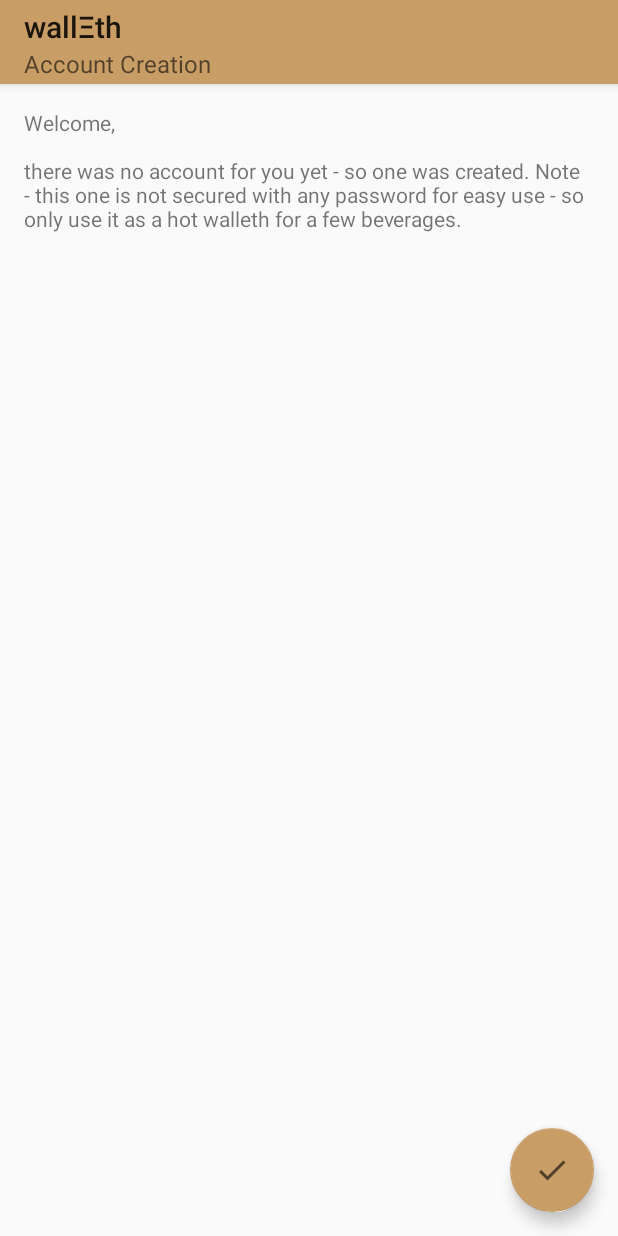
After one commit to walleth/walleth, an Android app: the CreateAccountActivity screen opened directly, with no data from a screen before it, on a phone screen of 412 x 824 dp. The commit adds this screen. Run offline under Robolectric (Android 15) with nearby library versions, the phone set to English and light mode, and no system bars; libraries missing offline, so code that uses them is left out: org.ligi.kaxt; 1 statement that could not run was skipped.

Commit message:
Initial Account creation flow

```diff
--- a/app/src/main/AndroidManifest.xml
+++ b/app/src/main/AndroidManifest.xml
@@ -6,8 +6,10 @@
             android:allowBackup="true"
             android:icon="@mipmap/ic_launcher"
             android:label="@string/app_name"
+            android:name=".App"
             android:supportsRtl="true"
             android:theme="@style/AppTheme">
+        <activity android:name=".CreateAccountActivity"/>
         <activity android:name=".MainActivity">
             <intent-filter>
                 <action android:name="android.intent.action.MAIN"/>
--- /dev/null
+++ b/app/src/main/java/org/ligi/walleth/CreateAccountActivity.kt
@@ -0,0 +1,23 @@
+package org.ligi.walleth
+
+import android.os.Bundle
+import android.support.v7.app.AppCompatActivity
+import kotlinx.android.synthetic.main.activity_account_creation.*
+import org.ligi.kaxt.startActivityFromClass
+
+class CreateAccountActivity : AppCompatActivity() {
+
+    override fun onCreate(savedInstanceState: Bundle?) {
+        super.onCreate(savedInstanceState)
+
+        setContentView(R.layout.activity_account_creation)
+        supportActionBar?.subtitle = "Account Creation"
+
+        App.accountManager.newAccount("default")
+
+        fab.setOnClickListener {
+            startActivityFromClass(MainActivity::class.java)
+            finish()
+        }
+    }
+}
--- /dev/null
+++ b/app/src/main/res/drawable/ic_action_done.xml
@@ -0,0 +1,9 @@
+<vector xmlns:android="http://schemas.android.com/apk/res/android"
+        android:width="24dp"
+        android:height="24dp"
+        android:viewportWidth="24.0"
+        android:viewportHeight="24.0">
+    <path
+        android:fillColor="?colorControlNormal"
+        android:pathData="M9,16.2L4.8,12l-1.4,1.4L9,19 21,7l-1.4,-1.4L9,16.2z"/>
+</vector>
--- /dev/null
+++ b/app/src/main/res/layout/activity_account_creation.xml
@@ -0,0 +1,25 @@
+<?xml version="1.0" encoding="utf-8"?>
+<RelativeLayout
+        xmlns:android="http://schemas.android.com/apk/res/android"
+        xmlns:tools="http://schemas.android.com/tools"
+        android:id="@+id/activity_main"
+        android:layout_width="match_parent"
+        android:layout_height="match_parent"
+        tools:context="org.ligi.walleth.MainActivity">
+
+    <TextView
+            android:layout_width="wrap_content"
+            android:layout_height="wrap_content"
+            android:padding="16dp"
+            android:fontFamily="sans-serif"
+            android:text="Welcome,\n\nthere was no account for you yet - so one was created. Note - this one is not secured with any password for easy use - so only use it as a hot walleth for a few beverages."/>
+
+    <android.support.design.widget.FloatingActionButton
+            android:id="@+id/fab"
+            android:layout_margin="16dp"
+            android:src="@drawable/ic_action_done"
+            android:layout_alignParentBottom="true"
+            android:layout_alignParentRight="true"
+            android:layout_width="wrap_content"
+            android:layout_height="wrap_content"/>
+</RelativeLayout>
--- a/app/src/main/res/values/styles.xml
+++ b/app/src/main/res/values/styles.xml
@@ -1,7 +1,7 @@
 <resources>
 
     <!-- Base application theme. -->
-    <style name="AppTheme" parent="Theme.AppCompat">
+    <style name="AppTheme" parent="Theme.AppCompat.DayNight">
         <!-- Customize your theme here. -->
         <item name="colorPrimary">@color/colorPrimary</item>
         <item name="colorPrimaryDark">@color/colorPrimaryDark</item>
```
Also changed, not shown: app/build.gradle (+8 -5 lines), app/src/main/java/org/ligi/walleth/App.kt (added, +22 -0 lines), app/src/main/java/org/ligi/walleth/MainActivity.java (deleted, +0 -13 lines), app/src/main/java/org/ligi/walleth/MainActivity.kt (added, +21 -0 lines), build.gradle (+10 -4 lines).
